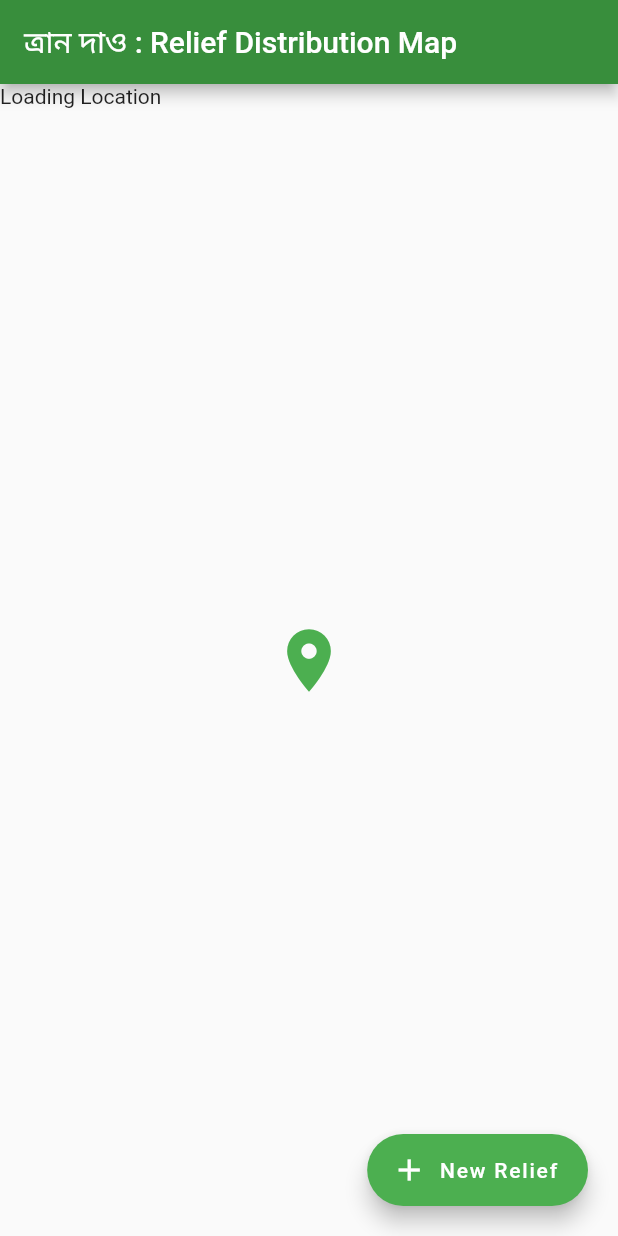
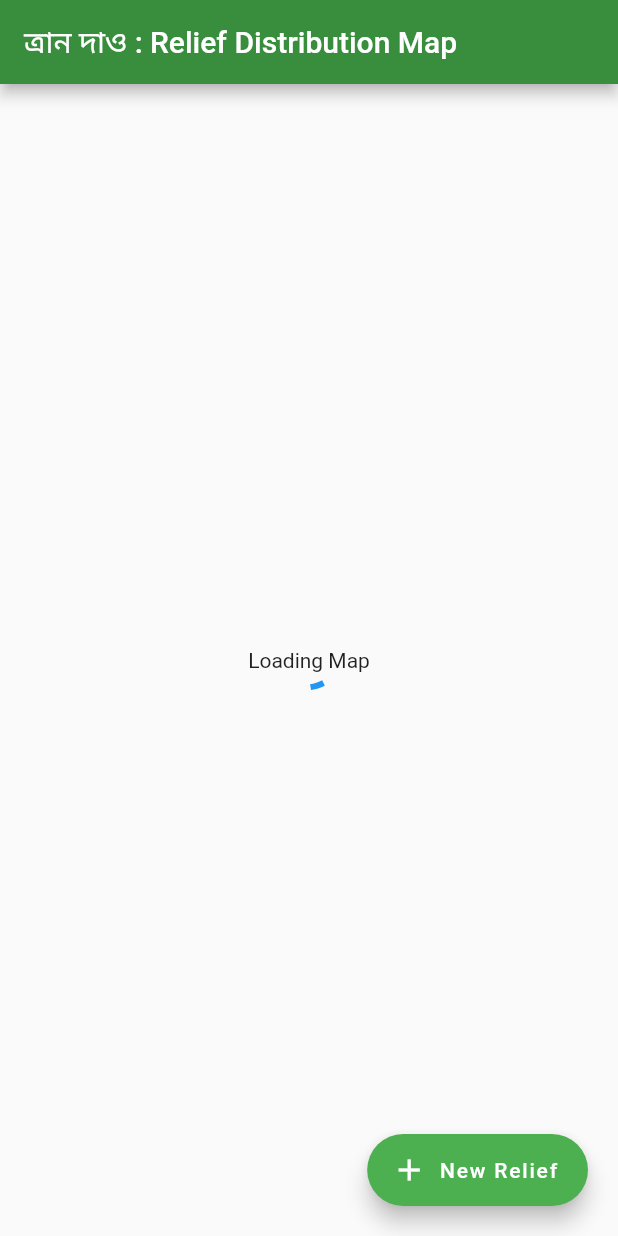
Before and after one commit to bmabir17/tran_dao, a Flutter app: the screen it shows after launch, on a phone screen of 412 x 824 dp. Run offline on Flutter 3.47's test engine with Material 2 defaults, Android fonts, the phone set to English and light mode, and no system bars; our stand-ins replace geolocator, google_maps_flutter.

Commit message:
map loading spinner added

```diff
--- a/lib/ui/reliefMapPage.dart
+++ b/lib/ui/reliefMapPage.dart
@@ -58,7 +58,11 @@ class _ReliefMapPageState extends State<ReliefMapPage>{
               ),
               markers: _markers,
               onCameraMove: _onCameraMove,
-            ):Text("Loading Location"),
+            ):
+            // Text("Loading Location"),
+            Center(
+              child: CircularProgressIndicator(),
+            ),
             // Ref: https://api.flutter.dev/flutter/material/FloatingActionButton-class.html#material.FloatingActionButton.2
             Padding(
               padding: const EdgeInsets.all(20.0),
@@ -77,7 +81,7 @@ class _ReliefMapPageState extends State<ReliefMapPage>{
                 ),
               ),
             ),
-            Padding(
+            _currentPosition != null ? Padding(
               padding: const EdgeInsets.all(0),
               child: Align(
                 alignment: Alignment.center,
@@ -87,6 +91,8 @@ class _ReliefMapPageState extends State<ReliefMapPage>{
                   size: 50.0,
                 )
               ),
+            ):Center(
+              child:Text("Loading Map"),
             ),
           ],
         ),
```
